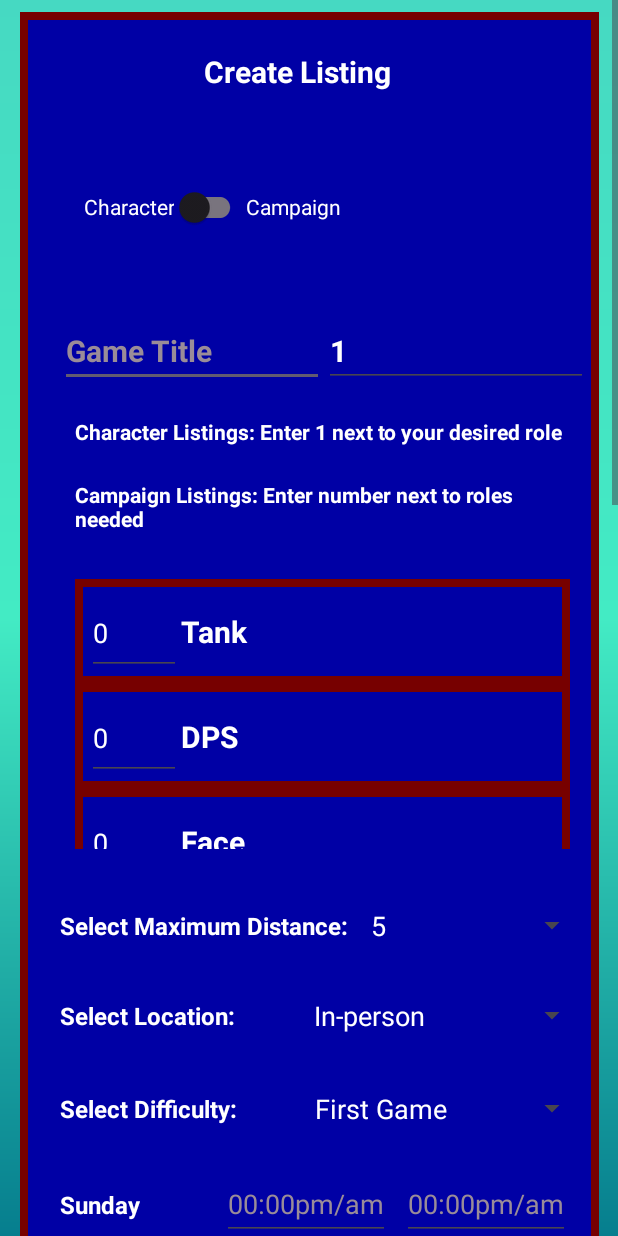
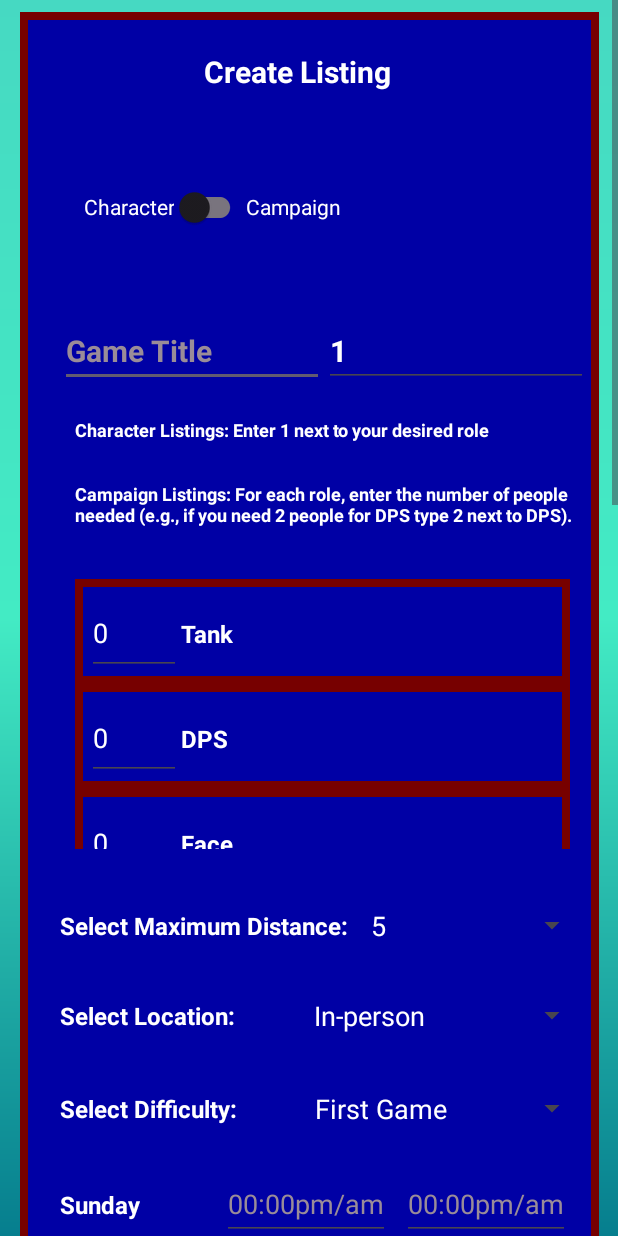
Before and after one commit to WyattCake1/CS411Silver, an Android app built with Jetpack Compose: the CreateListing screen opened directly, with no data from a screen before it, on a phone screen of 412 x 824 dp. Run offline under Robolectric (Android 15) with nearby library versions, the phone set to English and light mode, and no system bars.

Commit message:
Adjusted some formatting and wording on the create listing form.

```diff
--- a/frontend/app/src/main/res/layout/activity_create_listing.xml
+++ b/frontend/app/src/main/res/layout/activity_create_listing.xml
@@ -145,7 +145,7 @@
                 android:padding="10dp"
                 android:text="@string/character_role_instructions"
                 android:textColor="@color/white"
-                android:textSize="14sp"
+                android:textSize="12sp"
                 android:textStyle="bold" />
 
             <TextView
@@ -155,7 +155,7 @@
                 android:padding="10dp"
                 android:text="@string/campaign_role_instructions"
                 android:textColor="@color/white"
-                android:textSize="14sp"
+                android:textSize="12sp"
                 android:textStyle="bold" />
 
         </androidx.appcompat.widget.LinearLayoutCompat>
--- a/frontend/app/src/main/res/layout/recycler_role_item.xml
+++ b/frontend/app/src/main/res/layout/recycler_role_item.xml
@@ -25,7 +25,7 @@
         android:layout_weight="4"
         android:textColor="@color/white"
         android:textColorHint="@color/white"
-        android:textSize="20sp"
+        android:textSize="16sp"
         android:textStyle="bold"
         android:text="[Role here]" />
 
--- a/frontend/app/src/main/res/values/strings.xml
+++ b/frontend/app/src/main/res/values/strings.xml
@@ -40,7 +40,7 @@
     <string name="support_label">Support</string>
     <string name="enter_amount">0</string>
     <string name="character_role_instructions">Character Listings: Enter 1 next to your desired role</string>
-    <string name="campaign_role_instructions">Campaign Listings: Enter number next to roles needed</string>
+    <string name="campaign_role_instructions">Campaign Listings: For each role, enter the number of people needed (e.g., if you need 2 people for "DPS" type 2 next to "DPS").</string>
     <string name="setting_pref_instructions">Character Listings: Help us find the best matches for you by selecting whats matters most to you</string>
     <string name="pref_environment">Environment:</string>
     <string name="pref_char_role">Character Role:</string>
```
